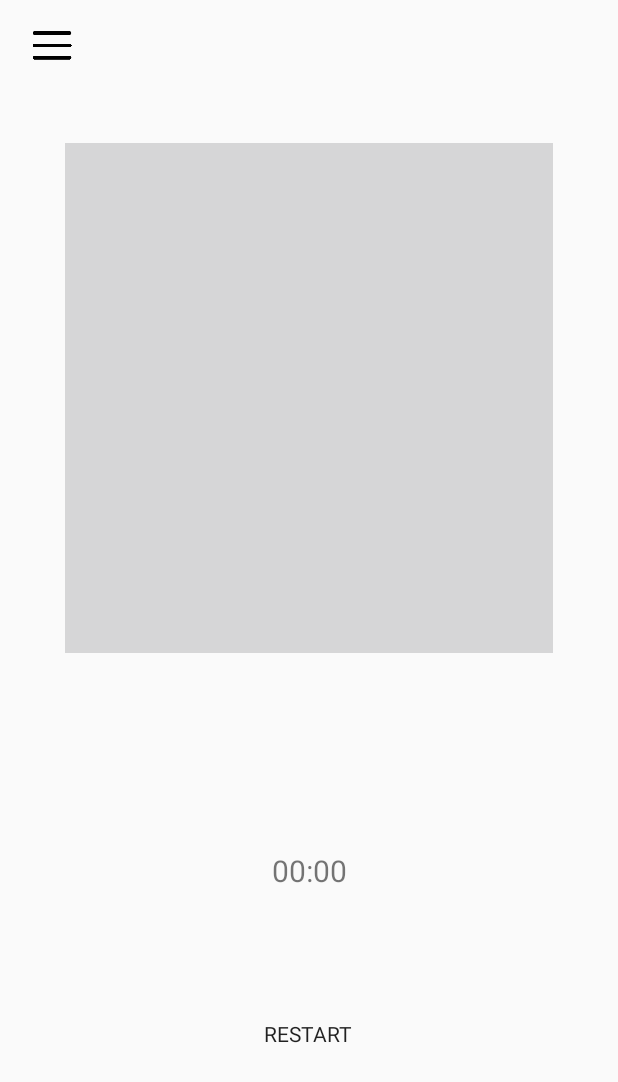
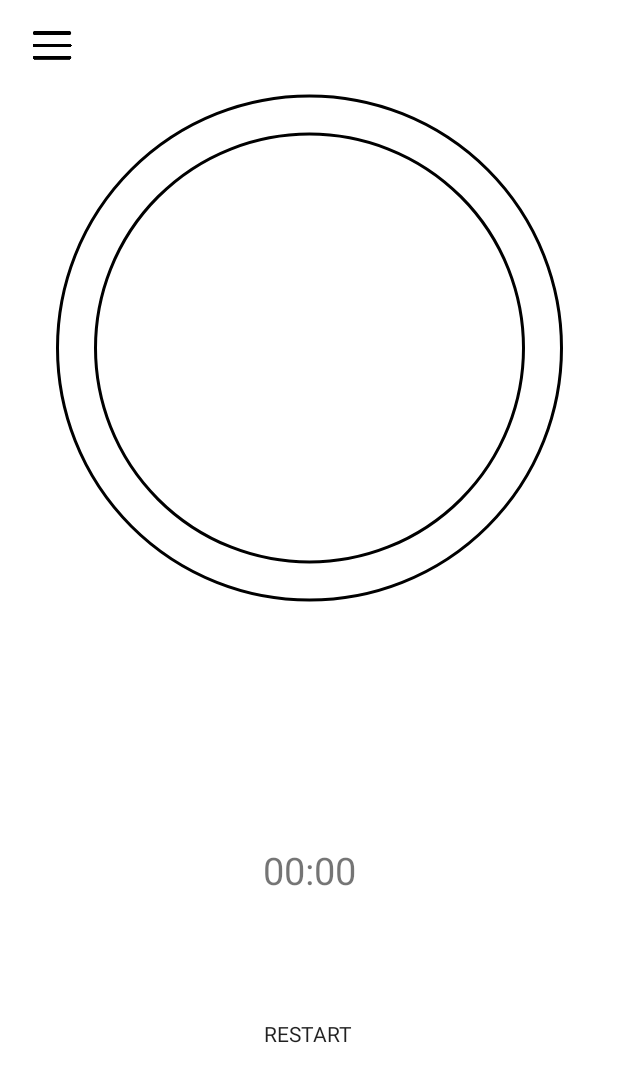
Before and after one commit to Us3rL0sT/Cat-Timer, an Android app: the layout activity_main.xml on its own in the app's theme, with its tools: preview values and no code run, on a phone screen of 412 x 824 dp. Shown: the top 1082 px of the screen. Run offline under Robolectric (Android 15) with nearby library versions, the phone set to English and light mode, and no system bars; Roboto replaces fonts that are not available here.

Commit message:
progressbar

```diff
--- a/src/main/java/com/first_app/cattimer/MainActivity.java
+++ b/src/main/java/com/first_app/cattimer/MainActivity.java
@@ -13,9 +13,10 @@ import java.util.Locale;
 
 public class MainActivity extends AppCompatActivity {
 
-    ProgressBar mProgressBar;
+    private float CurrentProgress = 100;
+    private ProgressBar progressBar;
 
-    private static final long START_TIME_IN_MILLIS = 10000; // 1500000
+    private static final long START_TIME_IN_MILLIS = 100000; // 1500000
 
     private TextView mTextViewCountDown;
     private Button mButtonStartPause;
@@ -42,14 +43,16 @@ public class MainActivity extends AppCompatActivity {
 
         mTextViewCountDown = findViewById(R.id.text_view_countdown);
 
-        mButtonStartPause = findViewById(R.id.button_start_pause);
+        mButtonStartPause = findViewById(R.id.button_start_pause); // кнопка начала отсчета
         mButtonReset = findViewById(R.id.button_restart);
 
-        mProgressBar = findViewById(R.id.progressBar);
+        progressBar = findViewById(R.id.progressBar);
 
         mButtonStartPause.setOnClickListener(new View.OnClickListener() {
             @Override
             public void onClick(View v) {
+
+
                 if (mTimerRunning) {
                     pauseTimer();
                 } else {
@@ -73,7 +76,9 @@ public class MainActivity extends AppCompatActivity {
             @Override
             public void onTick(long millisUntilFinished) {
                 mTimeLeftInMillis = millisUntilFinished;
-                mProgressBar.setProgress((int)millisUntilFinished);
+                progressBar.setProgress((int)CurrentProgress); // установка значения
+                CurrentProgress -= 1; // значение прогресс бара
+                progressBar.setMax(100);
                 updateCountDownText();
             }
 
@@ -85,6 +90,8 @@ public class MainActivity extends AppCompatActivity {
                 mButtonReset.setVisibility(View.VISIBLE);
             }
         }.start();
+
+
 
         mTimerRunning = true;
 //        mButtonStartPause.setText("pause");
@@ -103,6 +110,7 @@ public class MainActivity extends AppCompatActivity {
         updateCountDownText();
         mButtonReset.setVisibility(View.INVISIBLE);
         mButtonStartPause.setVisibility(View.VISIBLE);
+        CurrentProgress = 100;
     }
 
     private void updateCountDownText() {
@@ -113,4 +121,7 @@ public class MainActivity extends AppCompatActivity {
 
         mTextViewCountDown.setText(timeLeftFormatted);
     }
+
+
+
 }
--- /dev/null
+++ b/src/main/res/drawable/custom_progress.xml
@@ -0,0 +1,29 @@
+<?xml version="1.0" encoding="utf-8"?>
+<layer-list xmlns:android="http://schemas.android.com/apk/res/android">
+
+    <item android:id="@android:id/background">
+
+        <shape android:shape="ring"
+            android:thickness="25dp"
+            android:useLevel="false">
+            <corners android:radius="1dp" />
+            <stroke android:width="3px" android:color="@color/black" />
+
+            <solid android:color="@color/white"/>
+
+        </shape>
+    </item>
+
+    <item android:id="@android:id/progress">
+
+        <shape android:shape="ring"
+            android:thickness="24dp"
+            android:useLevel="true">
+
+            <solid android:color="@color/black"/>
+
+
+        </shape>
+    </item>
+
+</layer-list>
--- a/src/main/res/layout/activity_main.xml
+++ b/src/main/res/layout/activity_main.xml
@@ -4,6 +4,8 @@
     xmlns:tools="http://schemas.android.com/tools"
     android:layout_width="match_parent"
     android:layout_height="match_parent"
+    android:orientation="vertical"
+    android:background="@color/white"
     tools:context=".MainActivity">
 
 
@@ -26,7 +28,7 @@
         android:fontFamily="@font/graduate"
         android:gravity="center"
         android:text="00:00"
-        android:textSize="20sp"
+        android:textSize="25sp"
         app:layout_constraintBottom_toBottomOf="parent"
         app:layout_constraintEnd_toEndOf="parent"
         app:layout_constraintStart_toStartOf="parent"
@@ -58,21 +60,23 @@
         app:layout_constraintEnd_toEndOf="parent"
         app:layout_constraintStart_toStartOf="parent"
         app:layout_constraintTop_toTopOf="parent"
-        app:layout_constraintVertical_bias="0.201" />
+        app:layout_constraintVertical_bias="0.156" />
 
     <ProgressBar
         android:id="@+id/progressBar"
         style="@style/Widget.ProgressBar.Holo.CircularProgressBar"
-        android:layout_width="325dp"
-        android:layout_height="340dp"
-        android:indeterminate="false"
-        android:max="60"
+        android:layout_width="430dp"
+        android:layout_height="464dp"
+        android:indeterminateDuration="100"
+        android:indeterminateOnly="false"
+        android:max="100"
         android:progress="0"
-        android:progressDrawable="@drawable/circle1"
+        android:progressDrawable="@drawable/custom_progress"
         app:layout_constraintBottom_toBottomOf="parent"
         app:layout_constraintEnd_toEndOf="parent"
+        app:layout_constraintHorizontal_bias="0.526"
         app:layout_constraintStart_toStartOf="parent"
         app:layout_constraintTop_toTopOf="parent"
-        app:layout_constraintVertical_bias="0.197" />
+        app:layout_constraintVertical_bias="0.0" />
 
 </androidx.constraintlayout.widget.ConstraintLayout>
--- a/src/main/res/values/attrs.xml
+++ b/src/main/res/values/attrs.xml
@@ -8,6 +8,7 @@
         <attr name="cpb_titleColor" format="string"/>
         <attr name="cpb_subtitle" format="string"/>
         <attr name="cpb_subtitleColor" format="string"/>
-        <attr name="cpb_strokeWidth" format="integer"/>
+        <attr name="cpb_strokeWidth" format="integer"/>\
+        xmlns:circular="http://schemas.android.com/apk/res/com.first_app.cattimer"
     </declare-styleable>
 </resources>
--- a/src/main/res/values/colors.xml
+++ b/src/main/res/values/colors.xml
@@ -4,4 +4,12 @@
 	<color name="circular_progress_default_background">#787878</color>
 	<color name="circular_progress_default_title">#bada55</color>
 	<color name="circular_progress_default_subtitle">#D1D1D1</color>
+	<color name="purple_200">#FFBB86FC</color>
+	<color name="purple_500">#FF6200EE</color>
+	<color name="purple_700">#FF3700B3</color>
+	<color name="teal_200">#FF03DAC5</color>
+	<color name="teal_700">#FF018786</color>
+	<color name="black">#FF000000</color>
+	<color name="white">#FFFFFFFF</color>
+	<color name="gray">#49423d</color>
 </resources>
```
Also changed, not shown: src/main/res/drawable/circle.png.
